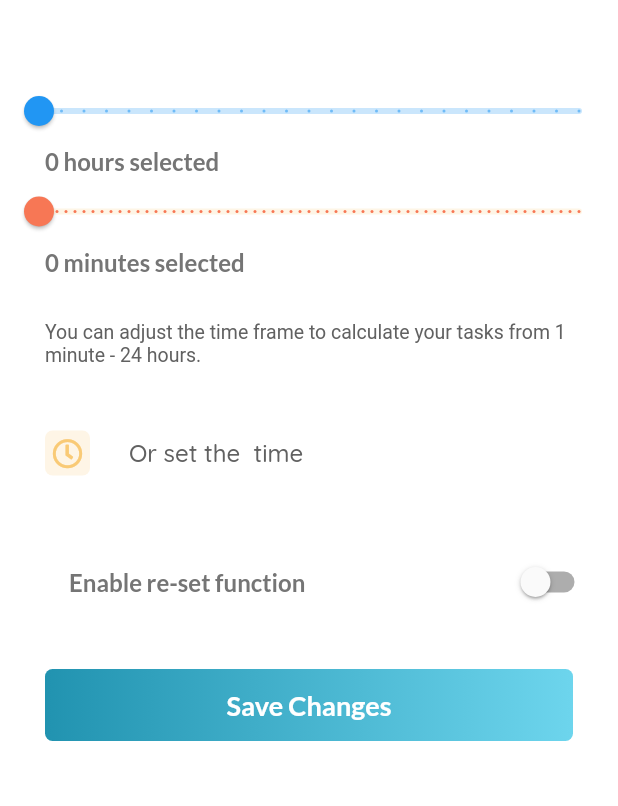
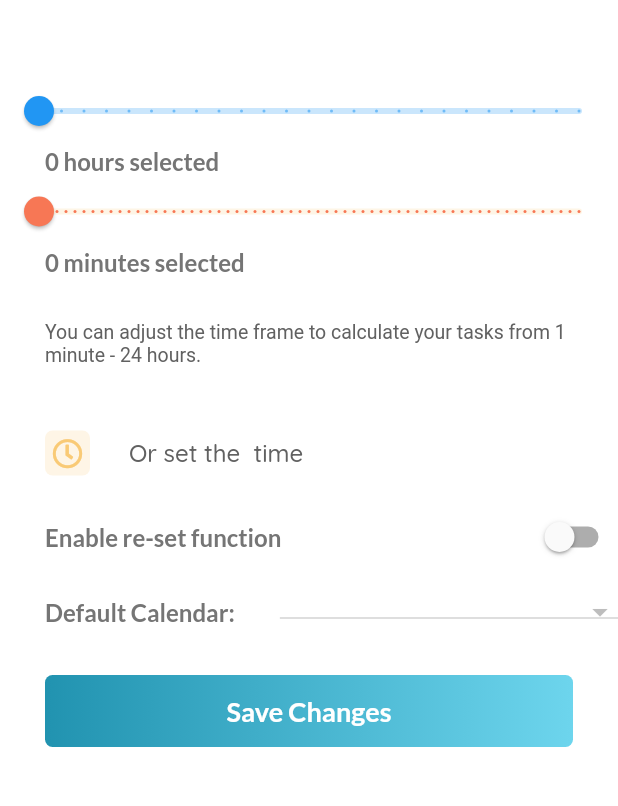
Before and after one commit to amrbadr12/time_tasker_flutter, a Flutter app: the HomeScreen screen opened directly, after a tap on an icon or button, on a phone screen of 412 x 824 dp, the part 141-947 px from its top. Run offline on Flutter 3.47's test engine with Material 2 defaults, Android fonts, the phone set to English and light mode, and no system bars; our stand-ins replace expandable, flushbar, font_awesome_flutter, google_fonts, introduction_screen, jiffy and 4 more; missing offline and left inert: add_2_calendar, autocomplete_textfield, device_calendar; accounts and stored records are empty.

Commit message:
-Setting to modify the calendar from App Settings. -Bug fix in user input when their duration is less and more than 24 hours. -Fix the count of number of tasks in the main UI.

```diff
--- a/lib/constants.dart
+++ b/lib/constants.dart
@@ -11,6 +11,7 @@ final String kShowIntroScreenKey = 'show_intro_screen_key';
 final String kTotalBalanceHoursKey = 'total_balance_hours_key';
 final String kTotalBalancMinutesKey = 'total_balance_minutes_key';
 final String kResetDialogSettingsOption = 'reset_settings_key';
+final String kSavedCalendarKey = 'user_saved_calendar_key';
 final kTitleDefaultPaddingHorizontal = 20.0;
 final kTitleDefaultPaddingVertical = 30.0;
 final TextStyle kAppBarTextStyle = GoogleFonts.lato(
--- a/lib/providers/add_new_task_provider.dart
+++ b/lib/providers/add_new_task_provider.dart
@@ -250,7 +250,7 @@ class AddNewTaskProvider with ChangeNotifier {
                   if (addedTime[0] == userTotalHourBalance) {
                     if (addedTime[1] < userTotalMinutesBalance) break;
                   }
-                  onExceedTimeFrameDialog(timeMoreThan24Hours);
+                  onExceedTimeFrameDialog(timeLessThan24Hours);
                   return -1;
                 }
             }
--- a/lib/providers/home_screen_provider.dart
+++ b/lib/providers/home_screen_provider.dart
@@ -306,14 +306,27 @@ class HomeScreenProvider with ChangeNotifier {
       }
       final calendarsResult = await _deviceCalendarPlugin.retrieveCalendars();
       final data = calendarsResult.data;
+      SharedPerferencesUtils sharedPrefsUtils =
+          SharedPerferencesUtils(await SharedPreferences.getInstance());
+      String userSavedCalendar =
+          sharedPrefsUtils.getStringFromSharedPreferences(kSavedCalendarKey);
+      if (userSavedCalendar == null) {
+        for (Calendar calendar in data) {
+          if (!calendar.isReadOnly) {
+            _defaultUserCalendar = calendar;
+            break;
+          }
+        }
+      } else {
+        for (Calendar calendar in data) {
+          if (calendar.name == userSavedCalendar) {
+            _defaultUserCalendar = calendar;
+            break;
+          }
+        }
+      }
 //      final result = await _onSelectDeviceCalendar(data);
 //      print('calendar selected is $result');
-      for (Calendar calendar in data) {
-        if (!calendar.isReadOnly) {
-          _defaultUserCalendar = calendar;
-          break;
-        }
-      }
       _popCalendarTasksDialog(repeat);
     } catch (e) {}
   }
--- a/lib/settings_screen.dart
+++ b/lib/settings_screen.dart
@@ -1,3 +1,4 @@
+import 'package:device_calendar/device_calendar.dart';
 import 'package:flutter/material.dart';
 import 'package:font_awesome_flutter/font_awesome_flutter.dart';
 import 'package:shared_preferences/shared_preferences.dart';
@@ -14,14 +15,20 @@ class SettingsScreen extends StatefulWidget {
 
 class _SettingsScreenState extends State<SettingsScreen> {
   SharedPerferencesUtils _sharedPreferences;
+  DeviceCalendarPlugin _deviceCalendarPlugin;
+  List<String> _calendars = List();
   double _hoursSliderValue;
   double _minutesSliderValue;
   bool _currentResetSetting = false;
   TimeOfDay _timeSelected;
+  String _selectedDropDownValue;
+  bool _isCalendarPermissionsGranted = true;
 
   @override
   void initState() {
+    _deviceCalendarPlugin = DeviceCalendarPlugin();
     getSharedPrefs();
+    getDefaultCalendar();
     super.initState();
   }
 
@@ -115,10 +122,8 @@ class _SettingsScreenState extends State<SettingsScreen> {
               },
             ),
           ),
-          SizedBox(
-            height: kMainDefaultPadding,
-          ),
           SwitchListTile(
+            contentPadding: EdgeInsets.all(0),
             title: Padding(
                 padding: EdgeInsets.symmetric(horizontal: kMainDefaultPadding),
                 child: Text(
@@ -133,6 +138,51 @@ class _SettingsScreenState extends State<SettingsScreen> {
               });
             },
           ),
+          SizedBox(
+            height: 10.0,
+          ),
+          _isCalendarPermissionsGranted
+              ? Row(
+                  children: [
+                    Padding(
+                      padding:
+                          EdgeInsets.symmetric(horizontal: kMainDefaultPadding),
+                      child: Text(
+                        'Default Calendar:',
+                        style: kInputAddTaskLabelTextStyle,
+                      ),
+                    ),
+                    Expanded(
+                      child: DropdownButton<String>(
+                        isExpanded: true,
+                        value: _selectedDropDownValue,
+                        onChanged: (String newValue) {
+                          setState(() {
+                            _selectedDropDownValue = newValue;
+                          });
+                        },
+                        items: _calendars
+                            .map<DropdownMenuItem<String>>((String value) {
+                          return DropdownMenuItem<String>(
+                            value: value,
+                            child: Text(
+                              value,
+                              style: kInputAddTaskLabelTextStyle.copyWith(
+                                  fontSize: 15),
+                            ),
+                          );
+                        }).toList(),
+                      ),
+                    ),
+                  ],
+                )
+              : Padding(
+                  padding:
+                      EdgeInsets.symmetric(horizontal: kMainDefaultPadding),
+                  child: Text(
+                      'Please enable the calendar permission from your phone settings.',
+                      style:
+                          TextStyle(fontSize: 13.0, color: Colors.red[700]))),
           SizedBox(
             height: kTitleDefaultPaddingVertical,
           ),
@@ -180,6 +230,8 @@ class _SettingsScreenState extends State<SettingsScreen> {
           kTotalBalancMinutesKey, _minutesSliderValue.toInt());
       _sharedPreferences.saveBoolToSharedPreferences(
           kResetDialogSettingsOption, _currentResetSetting);
+      _sharedPreferences.saveStringToSharedPreferences(
+          kSavedCalendarKey, _selectedDropDownValue);
       onSuccess();
     }
   }
@@ -220,6 +272,33 @@ class _SettingsScreenState extends State<SettingsScreen> {
     return false;
   }
 
+  getDefaultCalendar() async {
+    try {
+      var permissionsGranted = await _deviceCalendarPlugin.hasPermissions();
+      if (permissionsGranted.isSuccess && !permissionsGranted.data) {
+        permissionsGranted = await _deviceCalendarPlugin.requestPermissions();
+        if (!permissionsGranted.isSuccess || !permissionsGranted.data) {
+          setState(() {
+            _isCalendarPermissionsGranted = false;
+          });
+          return;
+        }
+      }
+      _isCalendarPermissionsGranted = true;
+      final calendarsResult = await _deviceCalendarPlugin.retrieveCalendars();
+      final data = calendarsResult.data;
+      for (Calendar calendar in data) {
+        _calendars.add(calendar.name);
+      }
+      final localCalendar =
+          _sharedPreferences.getStringFromSharedPreferences(kSavedCalendarKey);
+      localCalendar != null
+          ? _selectedDropDownValue = localCalendar
+          : _selectedDropDownValue = _calendars[0];
+      setState(() {});
+    } catch (e) {}
+  }
+
   void calculateSliderHoursAndMinutesFromTimeOfDay(TimeOfDay tod) {
     DateTime nowDate = DateTime.now();
     DateTime selectedTimeOfDay = AppUtils.formatTimeOfDayToDateTime(tod);
--- a/lib/utils/app_utils.dart
+++ b/lib/utils/app_utils.dart
@@ -284,7 +284,7 @@ class AppUtils {
         parseCommaSeparatedExpandedTasksToString(task.expandedTasks);
     if (expandedTasks.isNotEmpty) {
       durationInHHMM = formatTaskLengthToHHMM(
-          duration.hour, duration.minute, expandedTasks.length);
+          duration.hour, duration.minute, expandedTasks.length + 1);
     }
     UITask uiTask = UITask(
         task.id,
--- a/pubspec.yaml
+++ b/pubspec.yaml
@@ -31,7 +31,7 @@ dependencies:
   path: ^1.6.4
   provider: ^4.0.3
   intl: ^0.16.1
-  flushbar: ^1.9.1
+  flushbar: 1.10.4
   shared_preferences: ^0.5.6+1
   jiffy: ^2.2.0
   autocomplete_textfield: ^1.7.3
```
Also changed, not shown: lib/home_screens/name_entering_intro_screen.dart (deleted, +0 -80 lines), lib/utils/shared_preferences_utils.dart (+17 -20 lines), pubspec.lock.
